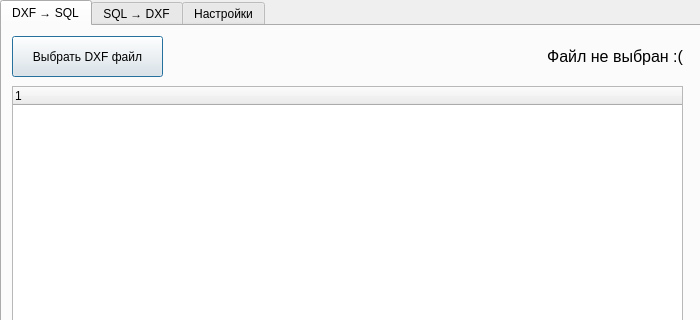
Above: Dxf_Pgsql_Converter_Dialog_Base.ui from Comanda-A/DXF-PostGIS-Converter before the change; both pictures show x 0 to 700 and y 0 to 320 of the 700 by 600 pixel window. Below: the same form after it.
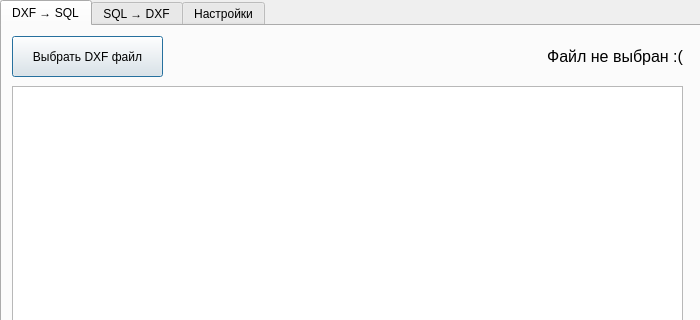
That is the form after the change.

Diff of the .ui file:
```diff
--- a/Dxf_Pgsql_Converter_Dialog_Base.ui
+++ b/Dxf_Pgsql_Converter_Dialog_Base.ui
@@ -78,6 +78,9 @@
        <height>501</height>
       </rect>
      </property>
+     <attribute name="headerVisible">
+      <bool>false</bool>
+     </attribute>
      <column>
       <property name="text">
        <string notr="true">1</string>
```
